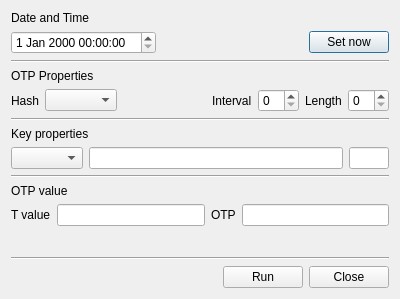
Old version of the form BerEditor/gen_otp_dlg.ui in the repository jykim74/BerEditor.
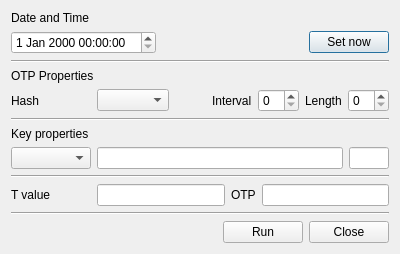
New version of the form.

What changed in the file:
```diff
--- a/BerEditor/gen_otp_dlg.ui
+++ b/BerEditor/gen_otp_dlg.ui
@@ -7,7 +7,7 @@
     <x>0</x>
     <y>0</y>
     <width>400</width>
-    <height>299</height>
+    <height>254</height>
    </rect>
   </property>
   <property name="windowTitle">
@@ -77,6 +77,12 @@
     <layout class="QHBoxLayout" name="horizontalLayout_2">
      <item>
       <widget class="QLabel" name="label">
+       <property name="minimumSize">
+        <size>
+         <width>80</width>
+         <height>0</height>
+        </size>
+       </property>
        <property name="text">
         <string>Hash</string>
        </property>
@@ -137,7 +143,14 @@
    <item>
     <layout class="QHBoxLayout" name="horizontalLayout_3">
      <item>
-      <widget class="QComboBox" name="mKeyTypeCombo"/>
+      <widget class="QComboBox" name="mKeyTypeCombo">
+       <property name="minimumSize">
+        <size>
+         <width>80</width>
+         <height>0</height>
+        </size>
+       </property>
+      </widget>
      </item>
      <item>
       <widget class="QLineEdit" name="mKeyText"/>
@@ -170,17 +183,16 @@
      </property>
     </widget>
    </item>
-   <item>
-    <widget class="QLabel" name="label_9">
-     <property name="text">
-      <string>OTP value</string>
-     </property>
-    </widget>
-   </item>
    <item>
     <layout class="QHBoxLayout" name="horizontalLayout_4">
      <item>
       <widget class="QLabel" name="label_4">
+       <property name="minimumSize">
+        <size>
+         <width>80</width>
+         <height>0</height>
+        </size>
+       </property>
        <property name="text">
         <string>T value</string>
        </property>
@@ -191,9 +203,24 @@
      </item>
      <item>
       <widget class="QLabel" name="label_5">
+       <property name="minimumSize">
+        <size>
+         <width>0</width>
+         <height>0</height>
+        </size>
+       </property>
+       <property name="maximumSize">
+        <size>
+         <width>16777215</width>
+         <height>16777215</height>
+        </size>
+       </property>
        <property name="text">
         <string>OTP</string>
        </property>
+       <property name="alignment">
+        <set>Qt::AlignLeading|Qt::AlignLeft|Qt::AlignVCenter</set>
+       </property>
       </widget>
      </item>
      <item>
```
